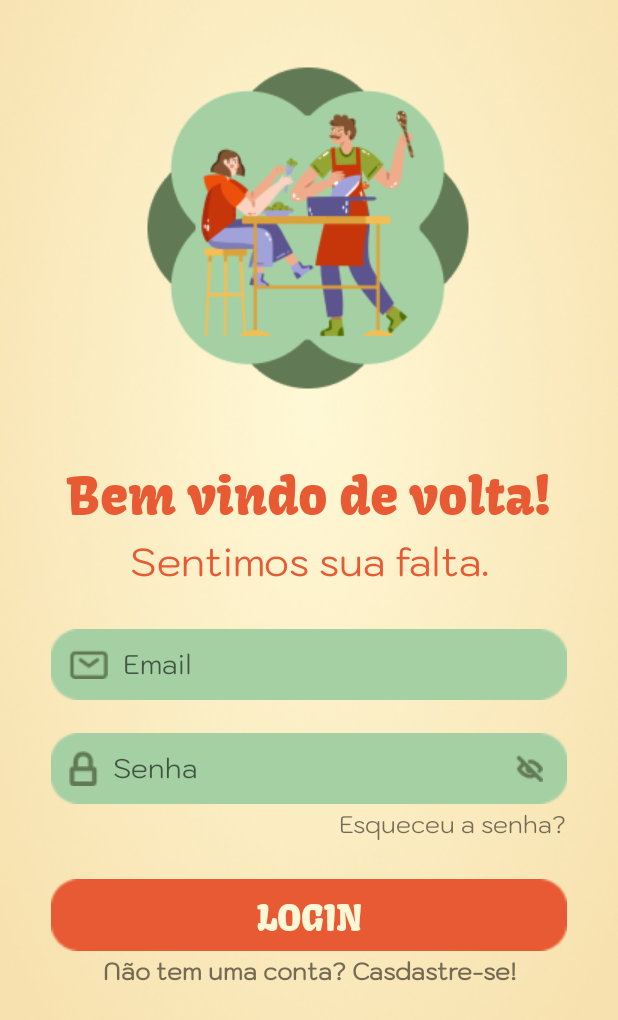
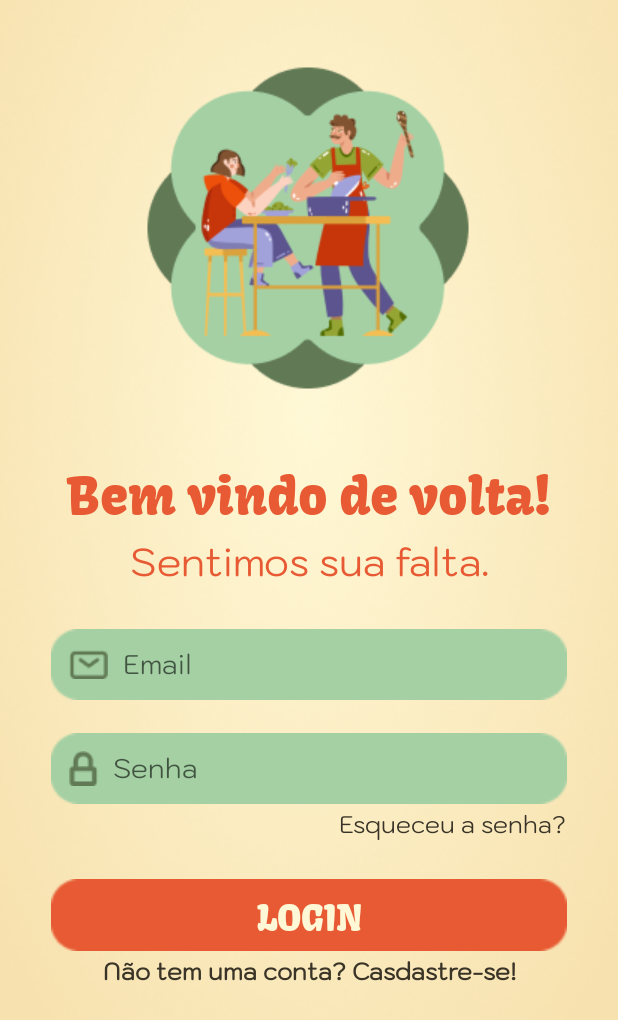
Before and after one commit to GabrielGiacometti/FoodCraftDMO, an Android app built with Jetpack Compose: the screen it shows after launch (LoginActivity), on a phone screen of 412 x 824 dp. Shown: the top 1020 px of the screen. Run offline under Robolectric (Android 15) with nearby library versions, the phone set to English and light mode, and no system bars.

Commit message:
change text color and remove eye_off button

```diff
--- a/app/src/main/res/layout/activity_login.xml
+++ b/app/src/main/res/layout/activity_login.xml
@@ -50,6 +50,7 @@
         android:autofillHints="email@email.com"
         android:background="@drawable/background_rectangle_green"
         android:drawableStart="@drawable/icon_mail"
+        android:textColor="@color/dark_green"
         android:drawablePadding="10dp"
         android:ems="10"
         android:fontFamily="@font/kodchasan_regular"
@@ -75,6 +76,7 @@
         android:drawablePadding="10dp"
         android:ems="10"
         android:fontFamily="@font/kodchasan_regular"
+        android:textColor="@color/dark_green"
         android:hint="@string/password"
         android:inputType="textPassword"
         android:padding="8dp"
@@ -87,16 +89,6 @@
         app:layout_constraintStart_toStartOf="parent"
         app:layout_constraintTop_toBottomOf="@+id/editTextTextEmailAddress" />
 
-    <ImageButton
-        android:id="@+id/imageButton"
-        android:layout_width="wrap_content"
-        android:layout_height="wrap_content"
-        android:src="@drawable/icon_eye_off"
-        android:layout_marginEnd="16dp"
-        android:background="#00000000"
-        app:layout_constraintBottom_toBottomOf="@+id/editTextTextPassword2"
-        app:layout_constraintEnd_toEndOf="@+id/editTextTextPassword2"
-        app:layout_constraintTop_toTopOf="@+id/editTextTextPassword2" />
 
     <TextView
         android:id="@+id/textViewRecovery"
@@ -105,6 +97,7 @@
         android:fontFamily="@font/kodchasan_regular"
         android:text="@string/forgot_password"
         android:textSize="16sp"
+        android:textColor="@color/brown"
         app:layout_constraintEnd_toEndOf="@+id/editTextTextPassword2"
         app:layout_constraintTop_toBottomOf="@+id/editTextTextPassword2" />
 
@@ -129,6 +122,7 @@
         android:layout_width="match_parent"
         android:layout_height="wrap_content"
         android:fontFamily="@font/kodchasan_regular"
+        android:textColor="@color/brown"
         android:gravity="center"
         android:text="@string/dont_have_an_account"
         android:textSize="16sp"
```
